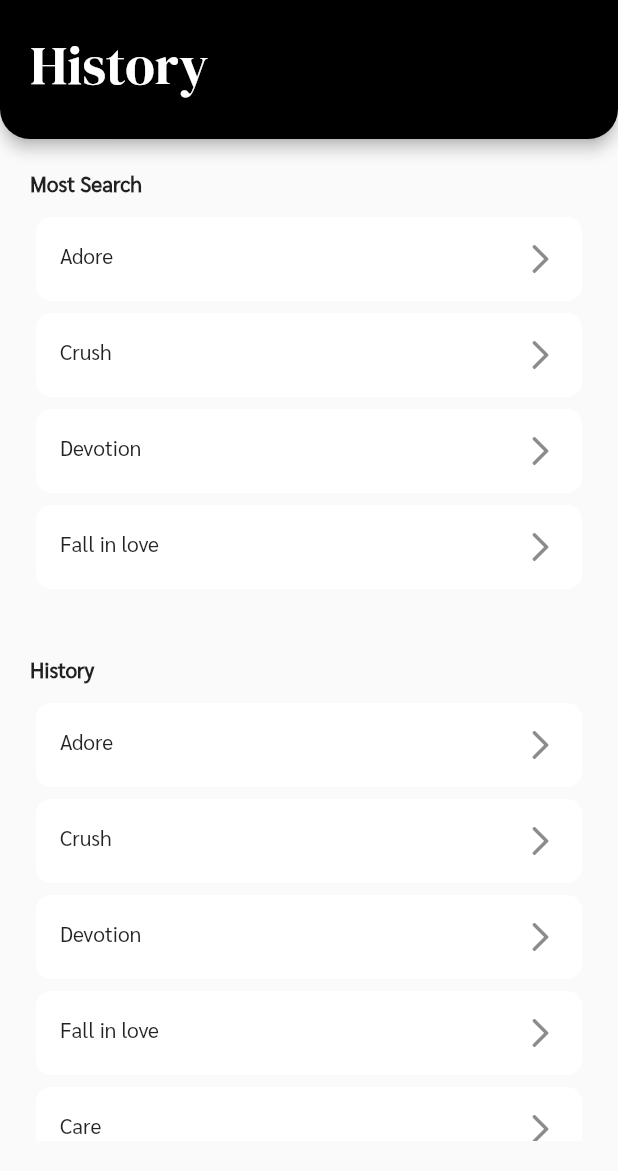
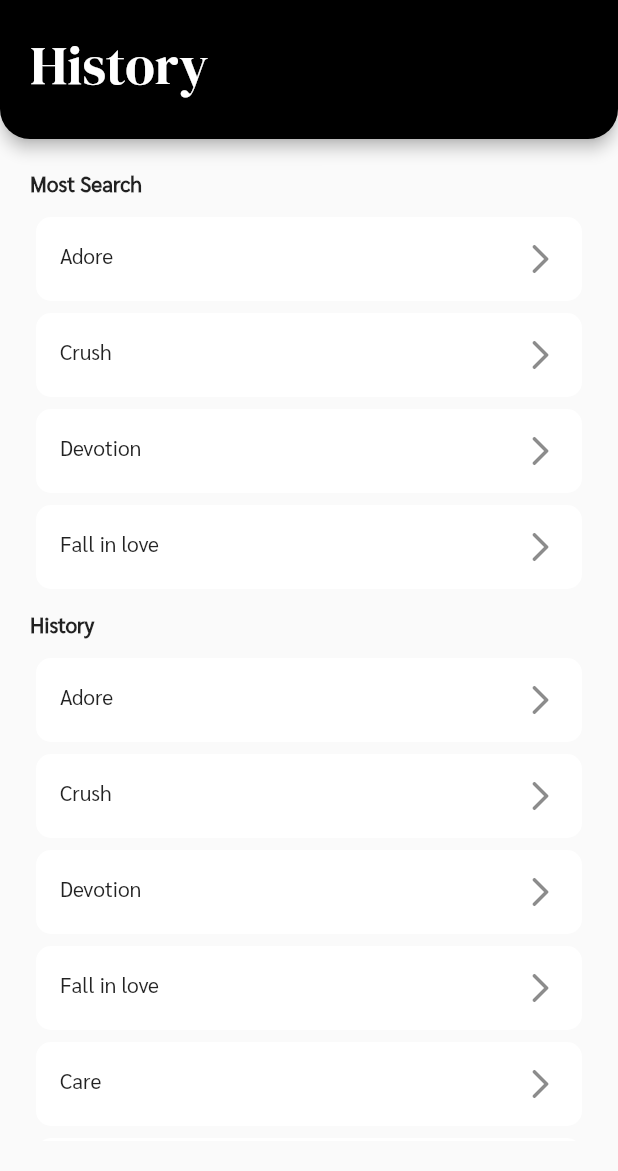
Before and after one commit to aimaimm/dictionary, a Flutter app: the History_Screen screen opened directly, on a phone screen of 412 x 824 dp, the part 65-1236 px from its top. Run offline on Flutter 3.47's test engine with Material 2 defaults, Android fonts, the phone set to English and light mode, and no system bars; our stand-ins replace flip_card, flutter_svg.

Commit message:
edit for another widget

```diff
--- a/lib/history_screen.dart
+++ b/lib/history_screen.dart
@@ -61,8 +61,9 @@ class _History_ScreenState extends State<History_Screen> {
       ),
       body: Padding(
         padding: const EdgeInsets.all(20.0),
-        child: Column(
-          crossAxisAlignment: CrossAxisAlignment.start,
+        child: ListView(
+          //physics: ScrollPhysics(),
+          physics: BouncingScrollPhysics(),
           children: [
             Text(
               'Most Search',
@@ -71,11 +72,10 @@ class _History_ScreenState extends State<History_Screen> {
             SizedBox(
               height: 10,
             ),
-            Expanded(
-              child: ListView.builder(
+            ListView.builder(
                 primary: false,
                 shrinkWrap: true,
-                  //physics: NeverScrollableScrollPhysics(),
+                physics: NeverScrollableScrollPhysics(),
                 itemCount: most.length,
                 itemBuilder: (context, index) {
                   return Card(
@@ -90,6 +90,8 @@ class _History_ScreenState extends State<History_Screen> {
                     ),
                   );
                 }),
+            SizedBox(
+              height: 10,
             ),
             Text(
               'History',
@@ -98,11 +100,10 @@ class _History_ScreenState extends State<History_Screen> {
             SizedBox(
               height: 10,
             ),
-            Expanded(
-              child: ListView.builder(
-                  // primary: false,
-                  // shrinkWrap: true,
-                  //physics: NeverScrollableScrollPhysics(),
+            ListView.builder(
+                primary: false,
+                shrinkWrap: true,
+                physics: NeverScrollableScrollPhysics(),
                 itemCount: History.length,
                 itemBuilder: (context, index) {
                   return Card(
@@ -116,8 +117,7 @@ class _History_ScreenState extends State<History_Screen> {
                       trailing: Icon(Icons.arrow_forward_ios_rounded),
                     ),
                   );
-                  }),
-            ),
+                })
           ],
         ),
       ),
--- a/lib/myvocab_screen.dart
+++ b/lib/myvocab_screen.dart
@@ -63,7 +63,7 @@ class _MyVocab_ScreenState extends State<MyVocab_Screen> {
                           Navigator.pop(context);
                           setState(() {
                             // utf8.decode(Category_txt.text.);
-                            category.add({'cat_name': Category_txt.toString()});
+                            category.add({'cat_name': Category_txt.text});
                           });
                         },
                       ),
```
Lines whose indentation alone changed are shown as unchanged.
